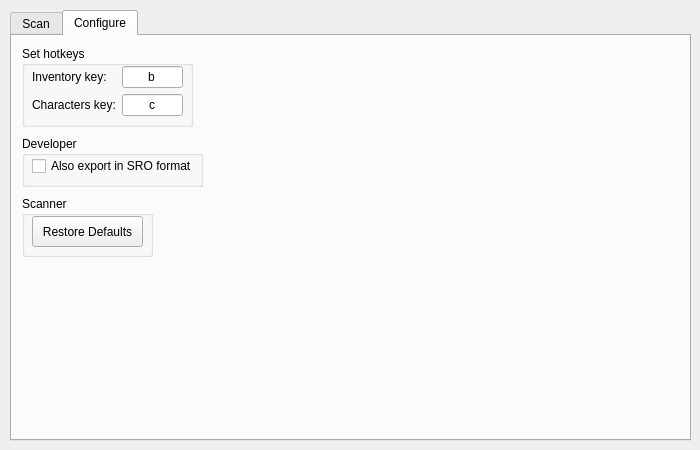
Qt form src/ui/hsr_scanner.ui (kel-z/HSR-Scanner) before a commit.
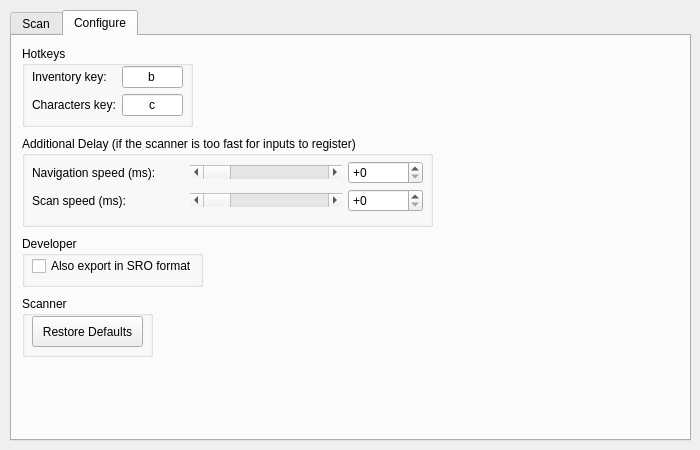
The same form after that commit. The open tabs and pages were chosen to show the change.

Commit message: feat: add customizable navigation and scan delays

The edit to the form file:
```diff
--- a/src/ui/hsr_scanner.ui
+++ b/src/ui/hsr_scanner.ui
@@ -577,7 +577,7 @@
        </rect>
       </property>
       <property name="title">
-       <string>Set hotkeys</string>
+       <string>Hotkeys</string>
       </property>
       <widget class="QWidget" name="formLayoutWidget_4">
        <property name="geometry">
@@ -639,7 +639,7 @@
       <property name="geometry">
        <rect>
         <x>10</x>
-        <y>160</y>
+        <y>260</y>
         <width>131</width>
         <height>61</height>
        </rect>
@@ -665,7 +665,7 @@
       <property name="geometry">
        <rect>
         <x>10</x>
-        <y>100</y>
+        <y>200</y>
         <width>181</width>
         <height>51</height>
        </rect>
@@ -693,6 +693,172 @@
        </layout>
       </widget>
      </widget>
+     <widget class="QGroupBox" name="groupBox_9">
+      <property name="geometry">
+       <rect>
+        <x>10</x>
+        <y>100</y>
+        <width>411</width>
+        <height>91</height>
+       </rect>
+      </property>
+      <property name="title">
+       <string>Additional Delay (if the scanner is too fast for inputs to register)</string>
+      </property>
+      <widget class="QWidget" name="gridLayoutWidget_2">
+       <property name="geometry">
+        <rect>
+         <x>10</x>
+         <y>20</y>
+         <width>391</width>
+         <height>61</height>
+        </rect>
+       </property>
+       <layout class="QGridLayout" name="gridLayout_2">
+        <property name="verticalSpacing">
+         <number>0</number>
+        </property>
+        <item row="1" column="1">
+         <widget class="QScrollBar" name="horizontalScrollBarScanDelay">
+          <property name="maximum">
+           <number>5000</number>
+          </property>
+          <property name="singleStep">
+           <number>100</number>
+          </property>
+          <property name="pageStep">
+           <number>1000</number>
+          </property>
+          <property name="orientation">
+           <enum>Qt::Horizontal</enum>
+          </property>
+         </widget>
+        </item>
+        <item row="0" column="0">
+         <widget class="QLabel" name="label_11">
+          <property name="toolTip">
+           <string>Navigating between different pages (inventory, character details, etc.)</string>
+          </property>
+          <property name="text">
+           <string>Navigation speed (ms):</string>
+          </property>
+          <property name="alignment">
+           <set>Qt::AlignLeading|Qt::AlignLeft|Qt::AlignVCenter</set>
+          </property>
+         </widget>
+        </item>
+        <item row="1" column="0">
+         <widget class="QLabel" name="label_13">
+          <property name="toolTip">
+           <string>Clicking between each individual item (relics, light cones, and characters)</string>
+          </property>
+          <property name="text">
+           <string>Scan speed (ms):</string>
+          </property>
+          <property name="alignment">
+           <set>Qt::AlignLeading|Qt::AlignLeft|Qt::AlignVCenter</set>
+          </property>
+         </widget>
+        </item>
+        <item row="0" column="2">
+         <widget class="QSpinBox" name="spinBoxNavDelay">
+          <property name="maximumSize">
+           <size>
+            <width>75</width>
+            <height>16777215</height>
+           </size>
+          </property>
+          <property name="wrapping">
+           <bool>false</bool>
+          </property>
+          <property name="frame">
+           <bool>true</bool>
+          </property>
+          <property name="readOnly">
+           <bool>false</bool>
+          </property>
+          <property name="buttonSymbols">
+           <enum>QAbstractSpinBox::UpDownArrows</enum>
+          </property>
+          <property name="correctionMode">
+           <enum>QAbstractSpinBox::CorrectToPreviousValue</enum>
+          </property>
+          <property name="showGroupSeparator" stdset="0">
+           <bool>false</bool>
+          </property>
+          <property name="suffix">
+           <string/>
+          </property>
+          <property name="prefix">
+           <string>+</string>
+          </property>
+          <property name="minimum">
+           <number>0</number>
+          </property>
+          <property name="maximum">
+           <number>100000</number>
+          </property>
+          <property name="singleStep">
+           <number>100</number>
+          </property>
+          <property name="value">
+           <number>0</number>
+          </property>
+         </widget>
+        </item>
+        <item row="1" column="2">
+         <widget class="QSpinBox" name="spinBoxScanDelay">
+          <property name="prefix">
+           <string>+</string>
+          </property>
+          <property name="maximum">
+           <number>100000</number>
+          </property>
+          <property name="singleStep">
+           <number>100</number>
+          </property>
+          <property name="value">
+           <number>0</number>
+          </property>
+         </widget>
+        </item>
+        <item row="0" column="1">
+         <widget class="QScrollBar" name="horizontalScrollBarNavDelay">
+          <property name="sizeIncrement">
+           <size>
+            <width>0</width>
+            <height>0</height>
+           </size>
+          </property>
+          <property name="inputMethodHints">
+           <set>Qt::ImhNone</set>
+          </property>
+          <property name="maximum">
+           <number>5000</number>
+          </property>
+          <property name="singleStep">
+           <number>100</number>
+          </property>
+          <property name="pageStep">
+           <number>1000</number>
+          </property>
+          <property name="value">
+           <number>0</number>
+          </property>
+          <property name="sliderPosition">
+           <number>0</number>
+          </property>
+          <property name="orientation">
+           <enum>Qt::Horizontal</enum>
+          </property>
+          <property name="invertedAppearance">
+           <bool>false</bool>
+          </property>
+         </widget>
+        </item>
+       </layout>
+      </widget>
+     </widget>
     </widget>
    </widget>
   </widget>
```
Left out of the diff: 76 changed lines with no effect on the pictures. The commit also changes 3 other files.
